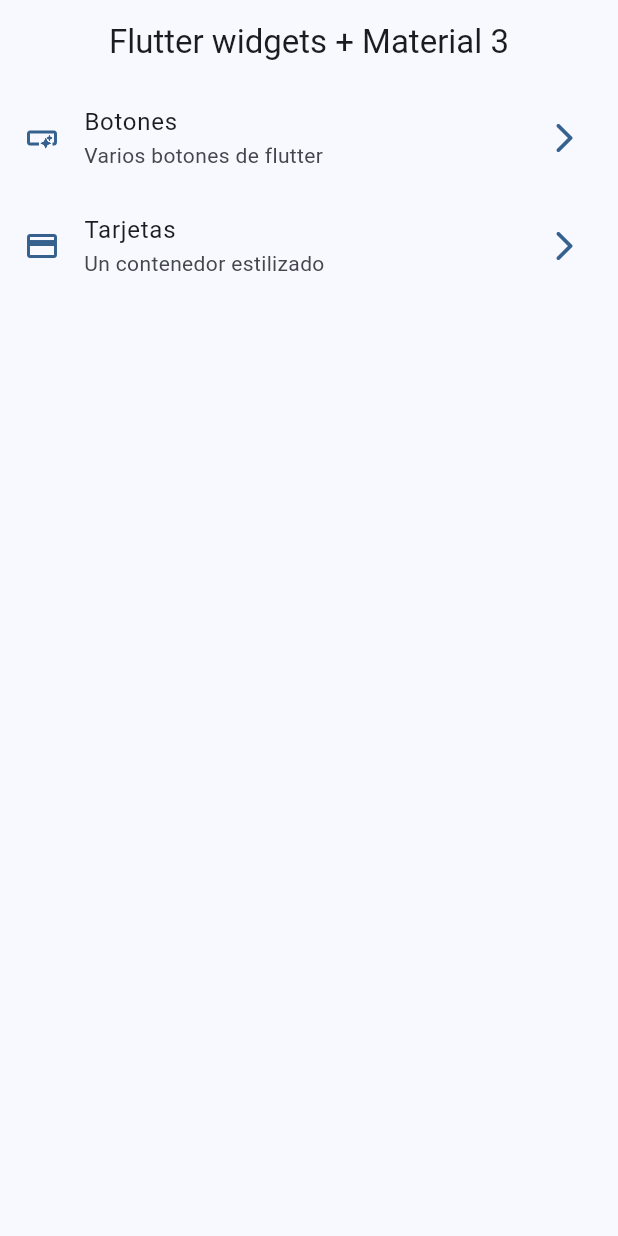
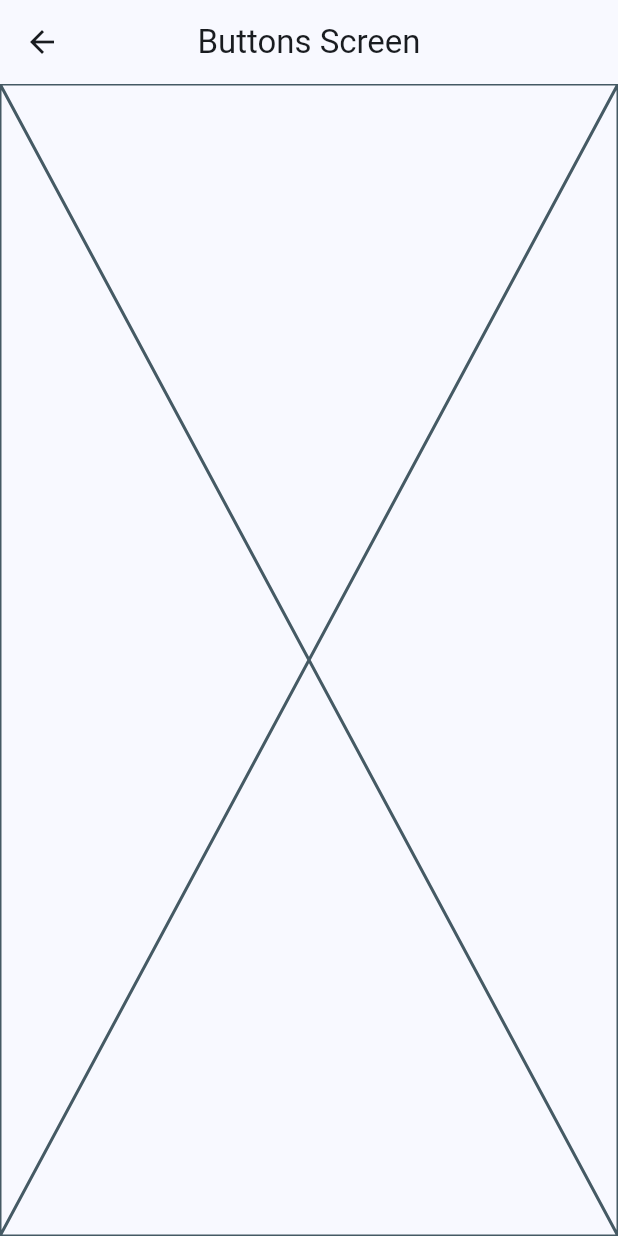
Before and after one commit to avirgili-eclub/widgets_app, a Flutter app: the screen it shows after launch, after a tap on "Botones", on a phone screen of 412 x 824 dp. Run offline on Flutter 3.47's test engine with Material 2 defaults, Android fonts, the phone set to English and light mode, and no system bars.

Commit message:
added screens and basic routes for navigation

```diff
--- a/lib/config/menu/menu_items.dart
+++ b/lib/config/menu/menu_items.dart
@@ -22,6 +22,6 @@ const appMenuItems = <MenuItems>[
   MenuItems(
       title: 'Tarjetas',
       subTitle: 'Un contenedor estilizado',
-      link: '/card',
+      link: '/cards',
       icon: Icons.credit_card)
 ];
--- a/lib/main.dart
+++ b/lib/main.dart
@@ -1,5 +1,7 @@
 import 'package:flutter/material.dart';
 import 'package:widgets_app/config/theme/app_theme.dart';
+import 'package:widgets_app/presentation/screens/buttons/buttons_screen.dart';
+import 'package:widgets_app/presentation/screens/cards/cards_screen.dart';
 import 'package:widgets_app/presentation/screens/home/home_screen.dart';
 
 void main() {
@@ -12,8 +14,13 @@ class MainApp extends StatelessWidget {
   @override
   Widget build(BuildContext context) {
     return MaterialApp(
-        debugShowCheckedModeBanner: false,
-        theme: AppTheme(selectedColor: 0).getTheme(),
-        home: const HomeScreen());
+      debugShowCheckedModeBanner: false,
+      theme: AppTheme(selectedColor: 0).getTheme(),
+      home: const HomeScreen(),
+      routes: {
+        '/buttons': (context) => const ButtonsScreens(),
+        '/cards': (context) => const CardsScreens(),
+      },
+    );
   }
 }
--- /dev/null
+++ b/lib/presentation/screens/buttons/buttons_screen.dart
@@ -0,0 +1,13 @@
+import 'package:flutter/material.dart';
+
+class ButtonsScreens extends StatelessWidget {
+  const ButtonsScreens({super.key});
+
+  @override
+  Widget build(BuildContext context) {
+    return Scaffold(
+      appBar: AppBar(title: const Text('Buttons Screen')),
+      body: const Placeholder(),
+    );
+  }
+}
--- a/lib/presentation/screens/home/home_screen.dart
+++ b/lib/presentation/screens/home/home_screen.dart
@@ -1,5 +1,6 @@
 import 'package:flutter/material.dart';
 import 'package:widgets_app/config/menu/menu_items.dart';
+import 'package:widgets_app/presentation/screens/buttons/buttons_screen.dart';
 
 class HomeScreen extends StatelessWidget {
   const HomeScreen({super.key});
@@ -46,8 +47,10 @@ class _CustomListTitle extends StatelessWidget {
       iconColor: colors.primary,
       trailing: const Icon(Icons.arrow_forward_ios_rounded),
       onTap: () {
-        //TODO: Implementar navegación
-        // Navigator.pushNamed(context, menuItem.link);
+        // Navigator.of(context).push(
+        //   MaterialPageRoute(builder: (context) => const ButtonsScreens()),
+        // );
+        Navigator.pushNamed(context, menuItem.link);
       },
     );
   }
```
Also changed, not shown: lib/presentation/screens/cards/cards_screen.dart (added, +13 -0 lines).
